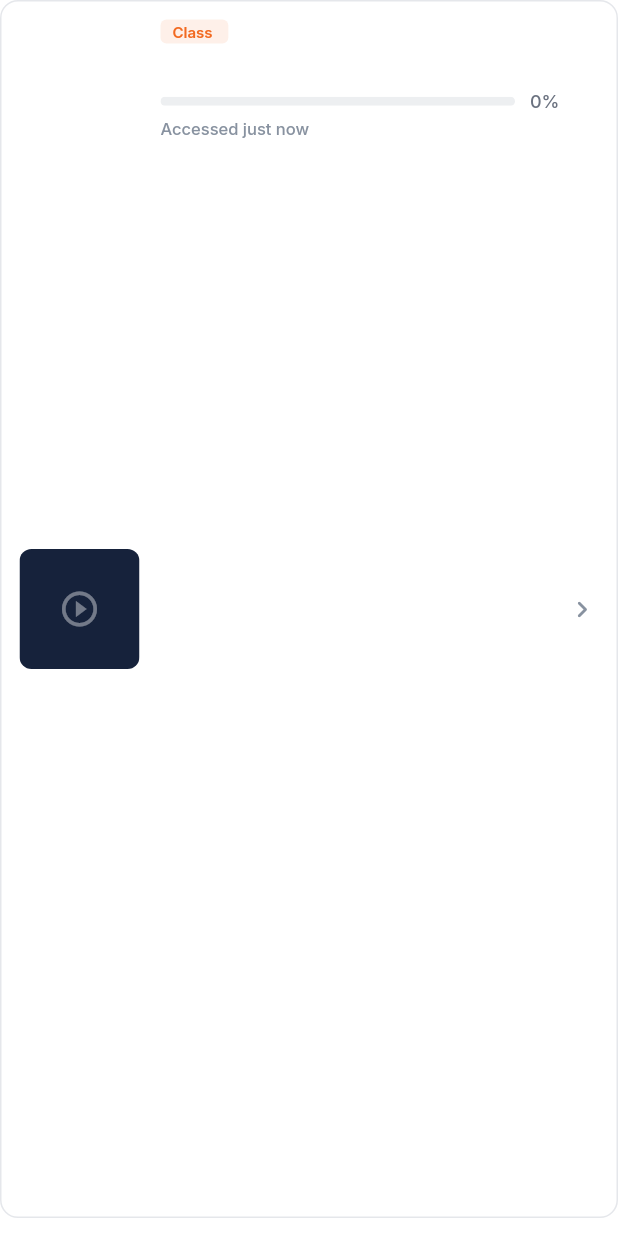
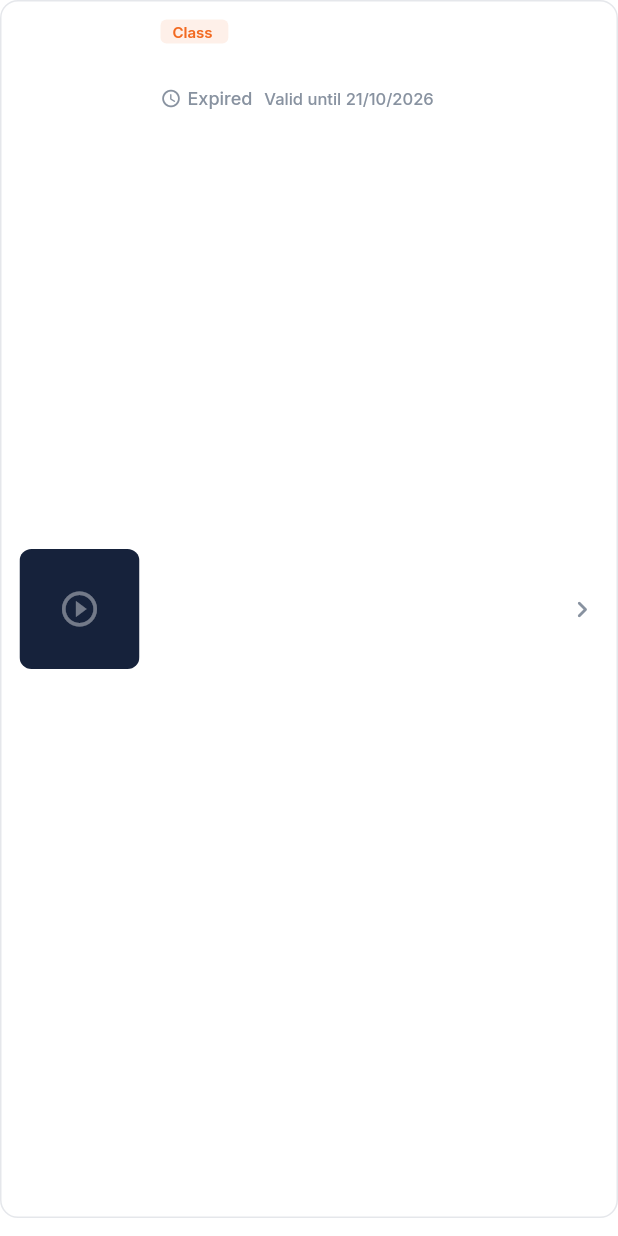
Before and after one commit to shubhranshu-248/dreamedge, a Flutter app: the EnrolledCourseCard widget shown alone on an empty page, opened directly with empty values, on a phone screen of 412 x 824 dp. Run offline on Flutter 3.47's test engine with Material 3 defaults, Android fonts, the phone set to English and light mode, and no system bars; drawn by our look-alikes of cached_network_image; our stand-ins replace chewie, firebase_core, firebase_messaging, flutter_local_notifications, flutter_riverpod, go_router and 5 more; missing offline and left inert: razorpay_flutter; accounts and stored records are empty; network calls fail.

Commit message:
fix: deep audit — security hardening, CORS, schema alignment, enrollment fix
Security:
- Add razorpay_order_id match check to prevent replay attacks
- Add owner/student verification before payment completion (403)
- Replace CORS wildcard with ALLOWED_ORIGINS env var allowlist
- Permit no-Origin requests for mobile app compatibility

Config:
- Add per-function verify_jwt in config.toml (webhook = false)
- Add DDL version comments to all Edge Functions
- Add DEFAULT_VALIDITY_DAYS constant (365) as named fallback

Schema alignment:
- Fix enrollment_service.dart: remove writes to nonexistent columns
  (progress_percentage, enrolled_at, last_accessed_at)
- Fix Enrollment model: use purchased_at/valid_until from live schema
- Fix enrolled_course_card: replace phantom progress bar with status display
- Update enrollment tests to match real schema

Co-Authored-By: Claude Opus 4.6 <noreply@anthropic.com>

```diff
--- a/mobile/lib/core/models/enrollment.dart
+++ b/mobile/lib/core/models/enrollment.dart
@@ -4,10 +4,10 @@ class Enrollment {
   final String id;
   final String studentId;
   final String courseId;
-  final DateTime enrolledAt;
+  final DateTime purchasedAt;
+  final DateTime? validUntil;
+  final String? paymentId;
   final String status;
-  final double progressPercentage;
-  final DateTime? lastAccessedAt;
   final DateTime createdAt;
   final Course? course;
 
@@ -15,10 +15,10 @@ class Enrollment {
     required this.id,
     required this.studentId,
     required this.courseId,
-    required this.enrolledAt,
+    required this.purchasedAt,
+    this.validUntil,
+    this.paymentId,
     required this.status,
-    this.progressPercentage = 0,
-    this.lastAccessedAt,
     required this.createdAt,
     this.course,
   });
@@ -26,9 +26,6 @@ class Enrollment {
   bool get isActive => status == 'active';
   bool get isCompleted => status == 'completed';
   bool get isExpired => status == 'expired';
-
-  String get formattedProgress =>
-      '${progressPercentage.round()}%';
 
   factory Enrollment.fromJson(Map<String, dynamic> json) {
     Course? course;
@@ -40,13 +37,12 @@ class Enrollment {
       id: json['id'] as String,
       studentId: json['student_id'] as String,
       courseId: json['course_id'] as String,
-      enrolledAt: DateTime.parse(json['enrolled_at'] as String),
+      purchasedAt: DateTime.parse(json['purchased_at'] as String),
+      validUntil: json['valid_until'] != null
+          ? DateTime.parse(json['valid_until'] as String)
+          : null,
+      paymentId: json['payment_id'] as String?,
       status: json['status'] as String? ?? 'active',
-      progressPercentage:
-          (json['progress_percentage'] as num?)?.toDouble() ?? 0,
-      lastAccessedAt: json['last_accessed_at'] != null
-          ? DateTime.parse(json['last_accessed_at'] as String)
-          : null,
       createdAt: DateTime.parse(json['created_at'] as String),
       course: course,
     );
@@ -57,10 +53,10 @@ class Enrollment {
       'id': id,
       'student_id': studentId,
       'course_id': courseId,
-      'enrolled_at': enrolledAt.toIso8601String(),
+      'purchased_at': purchasedAt.toIso8601String(),
+      'valid_until': validUntil?.toIso8601String(),
+      'payment_id': paymentId,
       'status': status,
-      'progress_percentage': progressPercentage,
-      'last_accessed_at': lastAccessedAt?.toIso8601String(),
     };
   }
 }
--- a/mobile/lib/core/services/enrollment_service.dart
+++ b/mobile/lib/core/services/enrollment_service.dart
@@ -12,7 +12,7 @@ class EnrollmentService {
         .from('enrollments')
         .select('*, courses(*)')
         .eq('student_id', studentId)
-        .order('last_accessed_at', ascending: false, nullsFirst: false);
+        .order('purchased_at', ascending: false);
 
     return (data as List)
         .map((row) => Enrollment.fromJson(row as Map<String, dynamic>))
@@ -38,30 +38,15 @@ class EnrollmentService {
     String studentId,
     String courseId,
   ) async {
+    final validUntil = DateTime.now().add(const Duration(days: 365));
+
     final data = await _client.from('enrollments').insert({
       'student_id': studentId,
       'course_id': courseId,
       'status': 'active',
-      'progress_percentage': 0,
-      'enrolled_at': DateTime.now().toIso8601String(),
+      'valid_until': validUntil.toIso8601String(),
     }).select('*, courses(*)').single();
 
     return Enrollment.fromJson(data);
   }
-
-  Future<void> updateProgress(
-    String enrollmentId,
-    double progress,
-  ) async {
-    await _client.from('enrollments').update({
-      'progress_percentage': progress,
-      'last_accessed_at': DateTime.now().toIso8601String(),
-    }).eq('id', enrollmentId);
-  }
-
-  Future<void> updateLastAccessed(String enrollmentId) async {
-    await _client.from('enrollments').update({
-      'last_accessed_at': DateTime.now().toIso8601String(),
-    }).eq('id', enrollmentId);
-  }
 }
--- a/mobile/lib/features/learning/widgets/enrolled_course_card.dart
+++ b/mobile/lib/features/learning/widgets/enrolled_course_card.dart
@@ -75,42 +75,40 @@ class EnrolledCourseCard extends StatelessWidget {
                     maxLines: 2,
                     overflow: TextOverflow.ellipsis,
                   ),
-                  const SizedBox(height: 8),
+                  const SizedBox(height: 6),
                   Row(
                     children: [
-                      Expanded(
-                        child: ClipRRect(
-                          borderRadius: BorderRadius.circular(4),
-                          child: LinearProgressIndicator(
-                            value: enrollment.progressPercentage / 100,
-                            backgroundColor:
-                                AppColors.gray.withValues(alpha: 0.15),
-                            valueColor: const AlwaysStoppedAnimation<Color>(
-                                AppColors.orange),
-                            minHeight: 6,
-                          ),
-                        ),
+                      Icon(
+                        enrollment.isActive
+                            ? Icons.check_circle_rounded
+                            : Icons.schedule_rounded,
+                        size: 14,
+                        color: enrollment.isActive
+                            ? AppColors.success
+                            : AppColors.gray,
                       ),
-                      const SizedBox(width: 10),
+                      const SizedBox(width: 4),
                       Text(
-                        enrollment.formattedProgress,
+                        enrollment.isActive ? 'Active' : 'Expired',
                         style: AppTypography.caption.copyWith(
-                          color: AppColors.textSecondary,
+                          color: enrollment.isActive
+                              ? AppColors.success
+                              : AppColors.gray,
                           fontWeight: FontWeight.w500,
                         ),
                       ),
+                      if (enrollment.validUntil != null) ...[
+                        const SizedBox(width: 8),
+                        Text(
+                          'Valid until ${_formatDate(enrollment.validUntil!)}',
+                          style: AppTypography.caption.copyWith(
+                            color: AppColors.gray,
+                            fontSize: 11,
+                          ),
+                        ),
+                      ],
                     ],
                   ),
-                  if (enrollment.lastAccessedAt != null) ...[
-                    const SizedBox(height: 4),
-                    Text(
-                      _formatLastAccessed(enrollment.lastAccessedAt!),
-                      style: AppTypography.caption.copyWith(
-                        color: AppColors.gray,
-                        fontSize: 11,
-                      ),
-                    ),
-                  ],
                 ],
               ),
             ),
@@ -139,13 +137,7 @@ class EnrolledCourseCard extends StatelessWidget {
     );
   }
 
-  String _formatLastAccessed(DateTime date) {
-    final now = DateTime.now();
-    final diff = now.difference(date);
-
-    if (diff.inMinutes < 60) return 'Accessed just now';
-    if (diff.inHours < 24) return 'Accessed ${diff.inHours}h ago';
-    if (diff.inDays < 7) return 'Accessed ${diff.inDays}d ago';
-    return 'Accessed on ${date.day}/${date.month}/${date.year}';
+  String _formatDate(DateTime date) {
+    return '${date.day}/${date.month}/${date.year}';
   }
 }
```
Also changed, not shown: 5 other files.
